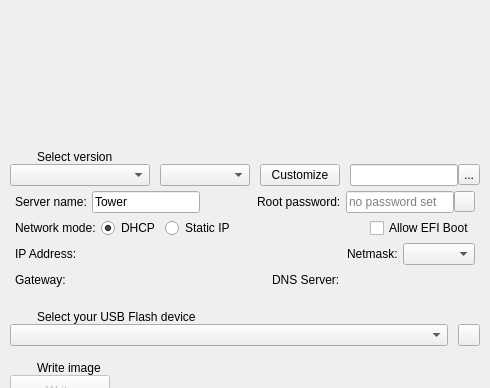
First picture: the form in creator.ui, repository unraid/usb-creator, before the edit; both pictures show x 0 to 490 and y 0 to 388 of the 490 by 572 pixel window.
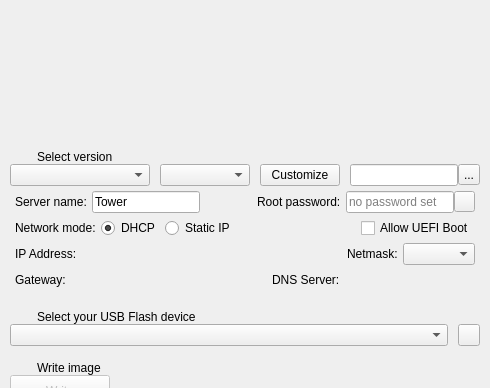
Second picture: the form after the edit. Icons and pictures are not drawn. Custom widgets are drawn as their Qt base class.

```diff
--- a/creator.ui
+++ b/creator.ui
@@ -448,7 +448,7 @@
            <item>
             <widget class="QCheckBox" name="EFIBootCheckBox">
              <property name="text">
-              <string>Allow EFI Boot</string>
+              <string>Allow UEFI Boot</string>
              </property>
             </widget>
            </item>
```
Left out of the diff: 6 changed lines with no effect on the pictures.
